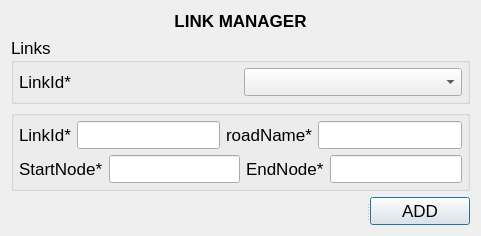
Old version of the form ui_linkmanager.ui in the repository chaitanyamalaviya/Trafficera.
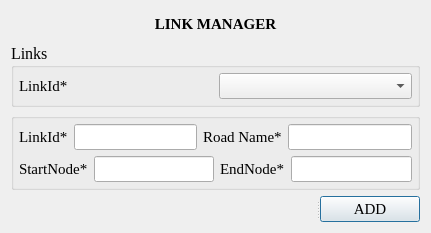
New version of the form.

Diff of the .ui file:
```diff
--- a/ui_linkmanager.ui
+++ b/ui_linkmanager.ui
@@ -9,7 +9,7 @@
    <rect>
     <x>0</x>
     <y>0</y>
-    <width>481</width>
+    <width>431</width>
     <height>233</height>
    </rect>
   </property>
@@ -44,7 +44,8 @@
       <widget class="QLabel" name="titleLabel">
        <property name="font">
         <font>
-         <pointsize>13</pointsize>
+         <family>Times New Roman</family>
+         <pointsize>11</pointsize>
          <weight>75</weight>
          <bold>true</bold>
         </font>
@@ -59,6 +60,12 @@
      </item>
      <item>
       <widget class="QGroupBox" name="linkGroupBox">
+       <property name="font">
+        <font>
+         <family>Times New Roman</family>
+         <pointsize>12</pointsize>
+        </font>
+       </property>
        <property name="title">
         <string>Links</string>
        </property>
@@ -77,19 +84,38 @@
         </property>
         <item row="0" column="0">
          <widget class="QLabel" name="linkIdLabel">
+          <property name="font">
+           <font>
+            <family>Times New Roman</family>
+            <pointsize>11</pointsize>
+           </font>
+          </property>
           <property name="text">
            <string>LinkId*</string>
           </property>
          </widget>
         </item>
         <item row="0" column="1">
-         <widget class="QComboBox" name="linkIdComboBox"/>
+         <widget class="QComboBox" name="linkIdComboBox">
+          <property name="font">
+           <font>
+            <family>Times New Roman</family>
+            <pointsize>11</pointsize>
+           </font>
+          </property>
+         </widget>
         </item>
        </layout>
       </widget>
      </item>
      <item>
       <widget class="QGroupBox" name="attributeGroup">
+       <property name="font">
+        <font>
+         <family>Times New Roman</family>
+         <pointsize>12</pointsize>
+        </font>
+       </property>
        <property name="title">
         <string/>
        </property>
@@ -110,23 +136,49 @@
          <layout class="QHBoxLayout" name="horizontalLayout">
           <item>
            <widget class="QLabel" name="idLabel">
+            <property name="font">
+             <font>
+              <family>Times New Roman</family>
+              <pointsize>11</pointsize>
+             </font>
+            </property>
             <property name="text">
              <string>LinkId*</string>
             </property>
            </widget>
           </item>
           <item>
-           <widget class="QLineEdit" name="id"/>
+           <widget class="QLineEdit" name="id">
+            <property name="font">
+             <font>
+              <family>Times New Roman</family>
+              <pointsize>11</pointsize>
+             </font>
+            </property>
+           </widget>
           </item>
           <item>
            <widget class="QLabel" name="roadNameLabel">
+            <property name="font">
+             <font>
+              <family>Times New Roman</family>
+              <pointsize>11</pointsize>
+             </font>
+            </property>
             <property name="text">
-             <string>roadName*</string>
+             <string>Road Name*</string>
             </property>
            </widget>
           </item>
           <item>
-           <widget class="QLineEdit" name="roadName"/>
+           <widget class="QLineEdit" name="roadName">
+            <property name="font">
+             <font>
+              <family>Times New Roman</family>
+              <pointsize>11</pointsize>
+             </font>
+            </property>
+           </widget>
           </item>
          </layout>
         </item>
@@ -134,23 +186,49 @@
          <layout class="QHBoxLayout" name="horizontalLayout_2">
           <item>
            <widget class="QLabel" name="startNodeLabel">
+            <property name="font">
+             <font>
+              <family>Times New Roman</family>
+              <pointsize>11</pointsize>
+             </font>
+            </property>
             <property name="text">
              <string>StartNode*</string>
             </property>
            </widget>
           </item>
           <item>
-           <widget class="QLineEdit" name="startNode"/>
+           <widget class="QLineEdit" name="startNode">
+            <property name="font">
+             <font>
+              <family>Times New Roman</family>
+              <pointsize>11</pointsize>
+             </font>
+            </property>
+           </widget>
           </item>
           <item>
            <widget class="QLabel" name="endNodeLabel">
+            <property name="font">
+             <font>
+              <family>Times New Roman</family>
+              <pointsize>11</pointsize>
+             </font>
+            </property>
             <property name="text">
              <string>EndNode*</string>
             </property>
            </widget>
           </item>
           <item>
-           <widget class="QLineEdit" name="endNode"/>
+           <widget class="QLineEdit" name="endNode">
+            <property name="font">
+             <font>
+              <family>Times New Roman</family>
+              <pointsize>11</pointsize>
+             </font>
+            </property>
+           </widget>
           </item>
          </layout>
         </item>
@@ -159,12 +237,20 @@
      </item>
      <item>
       <widget class="QSplitter" name="splitter">
+       <property name="font">
+        <font>
+         <family>Times New Roman</family>
+         <pointsize>11</pointsize>
+        </font>
+       </property>
        <property name="orientation">
         <enum>Qt::Horizontal</enum>
        </property>
        <widget class="QLabel" name="errorMessage">
         <property name="font">
          <font>
+          <family>Times New Roman</family>
+          <pointsize>11</pointsize>
           <italic>true</italic>
          </font>
         </property>
@@ -182,6 +268,12 @@
           <height>100</height>
          </size>
         </property>
+        <property name="font">
+         <font>
+          <family>Times New Roman</family>
+          <pointsize>11</pointsize>
+         </font>
+        </property>
         <property name="text">
          <string>ADD</string>
         </property>
```
